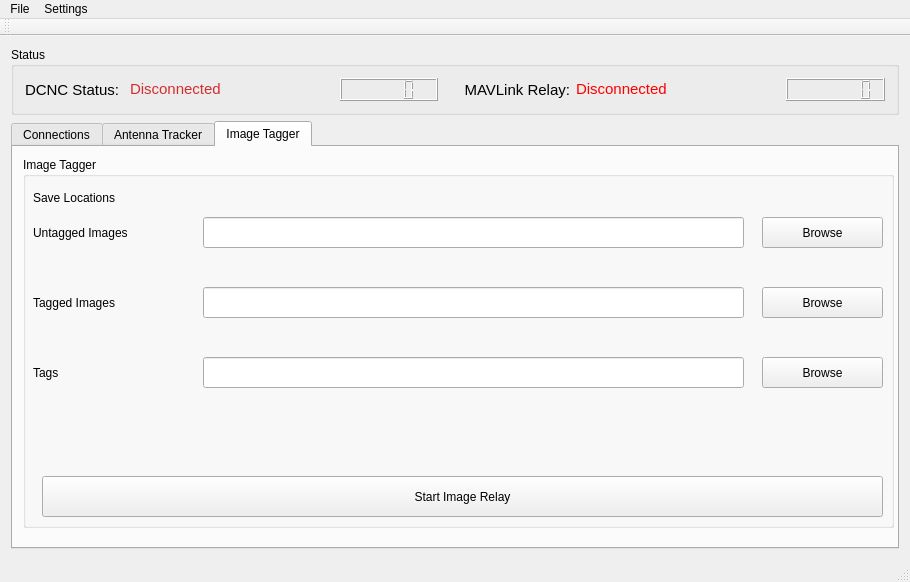
ubcuas/GCOM, file gcomcontroller.ui: the form before one commit.
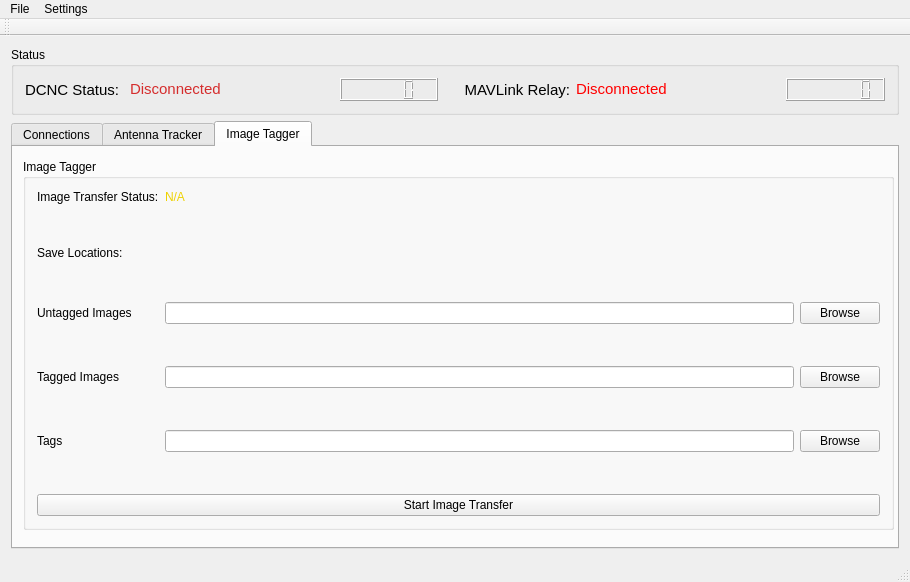
The form after the commit.

Commit message:
Added enable/disable image tagger tab
Added a function to enable/disable image tagger tab based on
gremlin capability
Added different path regex's based on operating system
Added tagger status label and field
Fixed type of capabilities message

Tested regex for windows but not for linux or mac

```diff
--- a/gcomcontroller.ui
+++ b/gcomcontroller.ui
@@ -120,6 +120,9 @@
       <property name="currentIndex">
        <number>2</number>
       </property>
+      <property name="tabBarAutoHide">
+       <bool>false</bool>
+      </property>
       <widget class="QWidget" name="connectionTab">
        <attribute name="title">
         <string>Connections</string>
@@ -543,7 +546,7 @@
         <property name="geometry">
          <rect>
           <x>10</x>
-          <y>10</y>
+          <y>12</y>
           <width>871</width>
           <height>371</height>
          </rect>
@@ -551,140 +554,191 @@
         <property name="title">
          <string>Image Tagger</string>
         </property>
-        <widget class="QLineEdit" name="taggerLocationUntaggedField">
-         <property name="geometry">
-          <rect>
-           <x>180</x>
-           <y>60</y>
-           <width>541</width>
-           <height>31</height>
-          </rect>
-         </property>
-        </widget>
-        <widget class="QLabel" name="taggerLocationLabel">
-         <property name="geometry">
-          <rect>
-           <x>10</x>
-           <y>30</y>
-           <width>151</width>
-           <height>21</height>
-          </rect>
-         </property>
-         <property name="text">
-          <string>Save Locations</string>
-         </property>
-        </widget>
-        <widget class="QLabel" name="taggerLocationUntaggedLabel">
-         <property name="geometry">
-          <rect>
-           <x>10</x>
-           <y>60</y>
-           <width>151</width>
-           <height>31</height>
-          </rect>
-         </property>
-         <property name="text">
-          <string>Untagged Images</string>
-         </property>
-        </widget>
-        <widget class="QPushButton" name="taggerLocationUntaggedButton">
-         <property name="geometry">
-          <rect>
-           <x>739</x>
-           <y>60</y>
-           <width>121</width>
-           <height>31</height>
-          </rect>
-         </property>
-         <property name="text">
-          <string>Browse</string>
-         </property>
-        </widget>
-        <widget class="QPushButton" name="taggerLocationTaggedButton">
-         <property name="geometry">
-          <rect>
-           <x>739</x>
-           <y>130</y>
-           <width>121</width>
-           <height>31</height>
-          </rect>
-         </property>
-         <property name="text">
-          <string>Browse</string>
-         </property>
-        </widget>
-        <widget class="QLineEdit" name="taggerLocationTaggedField">
-         <property name="geometry">
-          <rect>
-           <x>180</x>
-           <y>130</y>
-           <width>541</width>
-           <height>31</height>
-          </rect>
-         </property>
-        </widget>
-        <widget class="QLabel" name="taggerLocationTaggedLabel">
-         <property name="geometry">
-          <rect>
-           <x>10</x>
-           <y>130</y>
-           <width>151</width>
-           <height>31</height>
-          </rect>
-         </property>
-         <property name="text">
-          <string>Tagged Images</string>
-         </property>
-        </widget>
-        <widget class="QPushButton" name="taggerLocationTagsButton">
-         <property name="geometry">
-          <rect>
-           <x>739</x>
-           <y>200</y>
-           <width>121</width>
-           <height>31</height>
-          </rect>
-         </property>
-         <property name="text">
-          <string>Browse</string>
-         </property>
-        </widget>
-        <widget class="QLineEdit" name="taggerLocationTagsField">
-         <property name="geometry">
-          <rect>
-           <x>180</x>
-           <y>200</y>
-           <width>541</width>
-           <height>31</height>
-          </rect>
-         </property>
-        </widget>
-        <widget class="QLabel" name="taggerLocationTagsLabel">
-         <property name="geometry">
-          <rect>
-           <x>10</x>
-           <y>200</y>
-           <width>151</width>
-           <height>31</height>
-          </rect>
-         </property>
-         <property name="text">
-          <string>Tags</string>
-         </property>
-        </widget>
-        <widget class="QPushButton" name="taggerImageRelayButton">
-         <property name="geometry">
-          <rect>
-           <x>19</x>
-           <y>319</y>
-           <width>841</width>
-           <height>41</height>
-          </rect>
-         </property>
-         <property name="text">
-          <string>Start Image Relay</string>
-         </property>
-        </widget>
+        <layout class="QGridLayout" name="gridLayout_2">
+         <item row="7" column="0">
+          <spacer name="verticalSpacer_8">
+           <property name="orientation">
+            <enum>Qt::Vertical</enum>
+           </property>
+           <property name="sizeHint" stdset="0">
+            <size>
+             <width>20</width>
+             <height>40</height>
+            </size>
+           </property>
+          </spacer>
+         </item>
+         <item row="4" column="1">
+          <widget class="QLineEdit" name="taggerLocationUntaggedField">
+           <property name="sizePolicy">
+            <sizepolicy hsizetype="Expanding" vsizetype="Expanding">
+             <horstretch>0</horstretch>
+             <verstretch>0</verstretch>
+            </sizepolicy>
+           </property>
+          </widget>
+         </item>
+         <item row="6" column="1">
+          <widget class="QLineEdit" name="taggerLocationTaggedField">
+           <property name="sizePolicy">
+            <sizepolicy hsizetype="Expanding" vsizetype="Expanding">
+             <horstretch>0</horstretch>
+             <verstretch>0</verstretch>
+            </sizepolicy>
+           </property>
+          </widget>
+         </item>
+         <item row="1" column="0">
+          <spacer name="verticalSpacer_5">
+           <property name="orientation">
+            <enum>Qt::Vertical</enum>
+           </property>
+           <property name="sizeHint" stdset="0">
+            <size>
+             <width>20</width>
+             <height>40</height>
+            </size>
+           </property>
+          </spacer>
+         </item>
+         <item row="6" column="2">
+          <widget class="QPushButton" name="taggerLocationTaggedButton">
+           <property name="text">
+            <string>Browse</string>
+           </property>
+          </widget>
+         </item>
+         <item row="0" column="1">
+          <widget class="QLabel" name="taggerStatusField">
+           <property name="text">
+            <string>&lt;html&gt;&lt;head/&gt;&lt;body&gt;&lt;p&gt;&lt;span style=&quot; color:#eed202;&quot;&gt;N/A&lt;/span&gt;&lt;/p&gt;&lt;/body&gt;&lt;/html&gt;</string>
+           </property>
+          </widget>
+         </item>
+         <item row="8" column="1">
+          <widget class="QLineEdit" name="taggerLocationTagsField">
+           <property name="sizePolicy">
+            <sizepolicy hsizetype="Expanding" vsizetype="Expanding">
+             <horstretch>0</horstretch>
+             <verstretch>0</verstretch>
+            </sizepolicy>
+           </property>
+          </widget>
+         </item>
+         <item row="8" column="2">
+          <widget class="QPushButton" name="taggerLocationTagsButton">
+           <property name="text">
+            <string>Browse</string>
+           </property>
+          </widget>
+         </item>
+         <item row="0" column="0">
+          <widget class="QLabel" name="taggerStatusLabel">
+           <property name="enabled">
+            <bool>true</bool>
+           </property>
+           <property name="sizePolicy">
+            <sizepolicy hsizetype="Minimum" vsizetype="Preferred">
+             <horstretch>0</horstretch>
+             <verstretch>0</verstretch>
+            </sizepolicy>
+           </property>
+           <property name="text">
+            <string>Image Transfer Status:</string>
+           </property>
+          </widget>
+         </item>
+         <item row="8" column="0">
+          <widget class="QLabel" name="taggerLocationTagsLabel">
+           <property name="text">
+            <string>Tags</string>
+           </property>
+          </widget>
+         </item>
+         <item row="4" column="2">
+          <widget class="QPushButton" name="taggerLocationUntaggedButton">
+           <property name="text">
+            <string>Browse</string>
+           </property>
+          </widget>
+         </item>
+         <item row="6" column="0">
+          <widget class="QLabel" name="taggerLocationTaggedLabel">
+           <property name="text">
+            <string>Tagged Images</string>
+           </property>
+          </widget>
+         </item>
+         <item row="4" column="0">
+          <widget class="QLabel" name="taggerLocationUntaggedLabel">
+           <property name="text">
+            <string>Untagged Images</string>
+           </property>
+          </widget>
+         </item>
+         <item row="9" column="0">
+          <spacer name="verticalSpacer_4">
+           <property name="orientation">
+            <enum>Qt::Vertical</enum>
+           </property>
+           <property name="sizeHint" stdset="0">
+            <size>
+             <width>20</width>
+             <height>40</height>
+            </size>
+           </property>
+          </spacer>
+         </item>
+         <item row="10" column="0" colspan="3">
+          <widget class="QPushButton" name="taggerImageTransferButton">
+           <property name="sizePolicy">
+            <sizepolicy hsizetype="Preferred" vsizetype="Expanding">
+             <horstretch>0</horstretch>
+             <verstretch>0</verstretch>
+            </sizepolicy>
+           </property>
+           <property name="text">
+            <string>Start Image Transfer</string>
+           </property>
+          </widget>
+         </item>
+         <item row="2" column="0">
+          <widget class="QLabel" name="taggerLocationLabel">
+           <property name="enabled">
+            <bool>true</bool>
+           </property>
+           <property name="text">
+            <string>Save Locations:</string>
+           </property>
+          </widget>
+         </item>
+         <item row="5" column="0">
+          <spacer name="verticalSpacer_7">
+           <property name="orientation">
+            <enum>Qt::Vertical</enum>
+           </property>
+           <property name="sizeHint" stdset="0">
+            <size>
+             <width>20</width>
+             <height>40</height>
+            </size>
+           </property>
+          </spacer>
+         </item>
+         <item row="3" column="0">
+          <spacer name="verticalSpacer_6">
+           <property name="orientation">
+            <enum>Qt::Vertical</enum>
+           </property>
+           <property name="sizeHint" stdset="0">
+            <size>
+             <width>20</width>
+             <height>40</height>
+            </size>
+           </property>
+          </spacer>
+         </item>
+        </layout>
        </widget>
       </widget>
      </widget>
```
Left out of the diff: 202 changed lines with no effect on the pictures. The commit also changes 4 other files.
